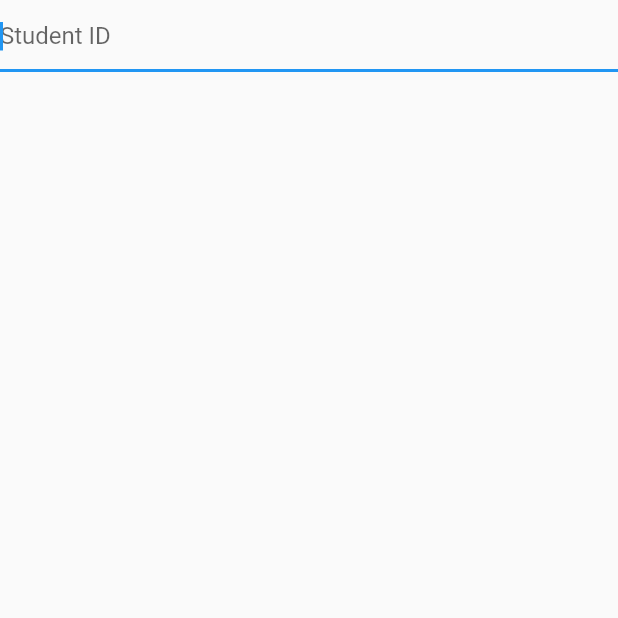
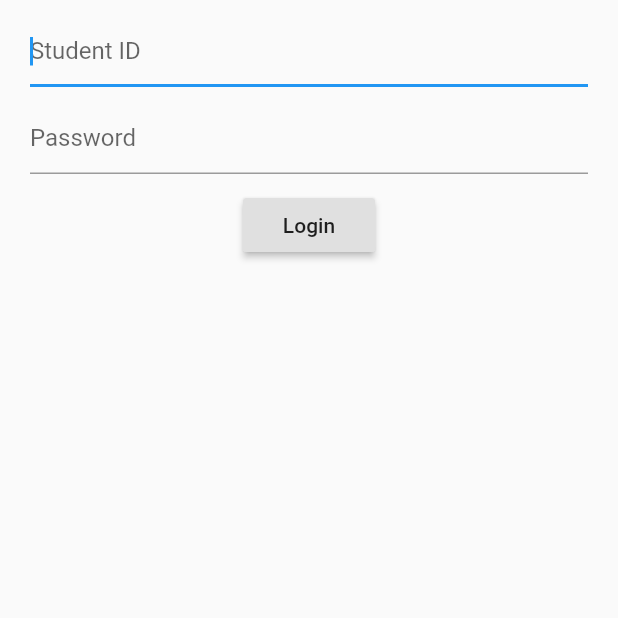
Before and after one commit to PoliTOcean/electronics_gui, a Flutter app: the screen it shows after launch, on a phone screen of 412 x 824 dp, the top half of it. Run offline on Flutter 3.47's test engine with Material 2 defaults, Android fonts, the light colour scheme and no system bars; our stand-ins replace bloc.

Commit message:
Login Form

```diff
--- a/lib/views/login_page.dart
+++ b/lib/views/login_page.dart
@@ -3,7 +3,10 @@ import 'package:flutter/material.dart';
 class LoginPage extends StatelessWidget {
   @override
   Widget build(BuildContext context) {
-    return Scaffold(body: LoginForm());
+    return Scaffold(
+        body: Padding(
+            padding: const EdgeInsets.symmetric(horizontal: 20, vertical: 10),
+            child: LoginForm()));
   }
 }
 
@@ -22,9 +25,35 @@ class _LoginFormState extends State<LoginForm> {
       child: Column(
         crossAxisAlignment: CrossAxisAlignment.center,
         children: <Widget>[
+          // Student ID textfield
           TextFormField(
             autofocus: true,
             decoration: InputDecoration(hintText: "Student ID"),
+            keyboardType: TextInputType.number,
+            validator: (value) {
+              // 6 digits check for the Student ID
+              if (value.length == 6 && int.parse(value) != null) {
+                return null;
+              }
+
+              return 'Please enter a valid Student ID';
+            },
+          ),
+          SizedBox(height: 10),
+          // Password textfield
+          TextFormField(
+            obscureText: true,
+            decoration: InputDecoration(hintText: "Password"),
+          ),
+          SizedBox(height: 10),
+          RaisedButton(
+            child: Text("Login"),
+            onPressed: () {
+              if (_formKey.currentState.validate()) {
+                Scaffold.of(context)
+                    .showSnackBar(SnackBar(content: Text('Processing Data')));
+              }
+            },
           )
         ],
       ),
```
